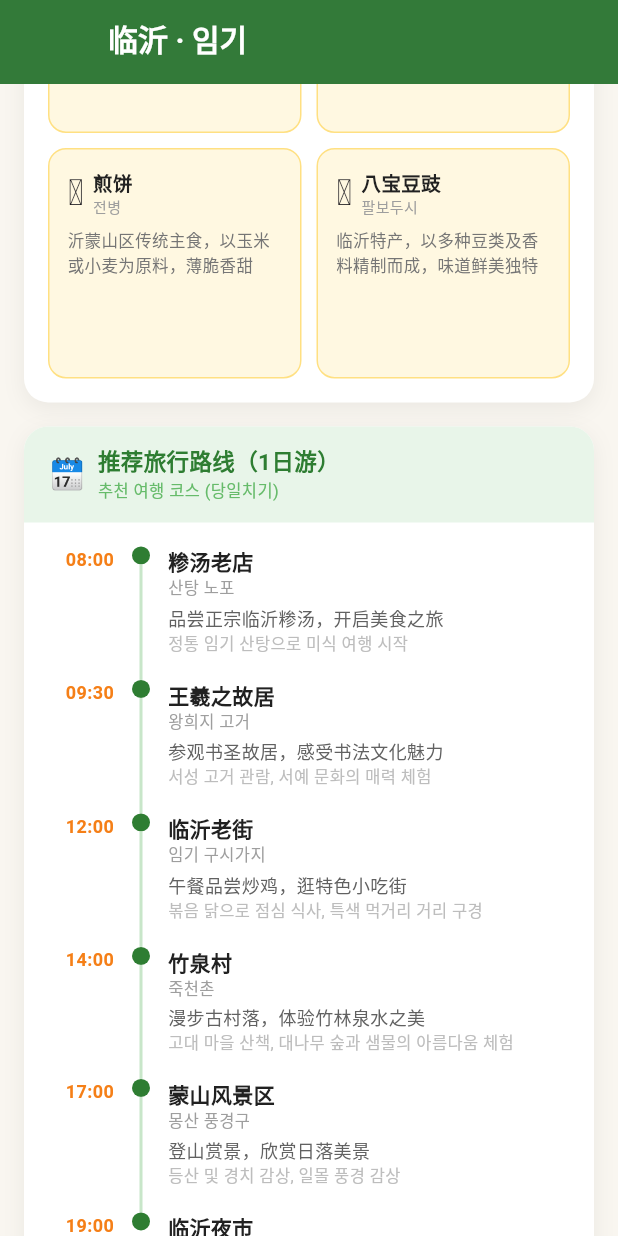
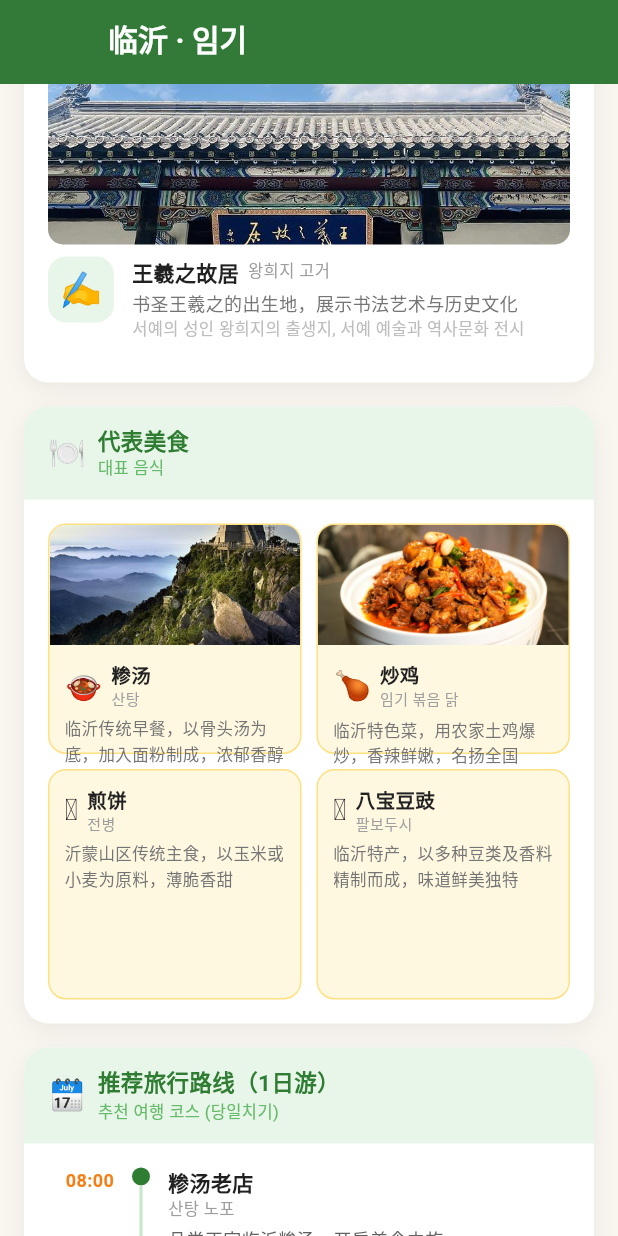
Before and after one commit to zone57/linyi_travel, a Flutter app: the LinyiPage screen opened directly, scrolled down 1152 dp, on a phone screen of 412 x 824 dp. Run offline on Flutter 3.47's test engine with Material 3 defaults, Android fonts, the phone set to English and light mode, and no system bars.

Commit message:
添加景点数据

```diff
--- a/lib/1.dart
+++ b/lib/1.dart
@@ -7,11 +7,12 @@ import 'package:flutter/material.dart';
 
 // 관광지 모델 / 景点模型
 class Attraction {
-  final String name;      // 景点名称 / 관광지 이름
-  final String nameKo;    // 韩文名称 / 한국어 이름
-  final String desc;      // 景点描述 / 설명
+  final String name;        // 景点名称 / 관광지 이름
+  final String nameKo;      // 韩文名称 / 한국어 이름
+  final String desc;        // 景点描述 / 설명
   final String descKo;
   final String emoji;
+  final String? imageAsset; // 图片路径 / 이미지 경로 (optional)
 
   const Attraction({
     required this.name,
@@ -19,6 +20,7 @@ class Attraction {
     required this.desc,
     required this.descKo,
     required this.emoji,
+    this.imageAsset,
   });
 }
 
@@ -29,6 +31,7 @@ class Food {
   final String desc;
   final String descKo;
   final String emoji;
+  final String? imageAsset; // 图片路径 / 이미지 경로 (optional)
 
   const Food({
     required this.name,
@@ -36,6 +39,7 @@ class Food {
     required this.desc,
     required this.descKo,
     required this.emoji,
+    this.imageAsset,
   });
 }
 
@@ -65,6 +69,7 @@ const List<Attraction> attractions = [
     desc: '山东第二高峰，素有"岱宗之亚"美称，自然风光绝美',
     descKo: '산동성 두 번째 높은 봉우리, 아름다운 자연경관으로 유명',
     emoji: '⛰️',
+    imageAsset: 'assets/mengshan.jpg',
   ),
   Attraction(
     name: '沂蒙红嫂纪念馆',
@@ -79,6 +84,7 @@ const List<Attraction> attractions = [
     desc: '明代古村落，竹林泉水相依，被誉为"中国最美乡村"之一',
     descKo: '명나라 시대 고대 마을, 대나무 숲과 샘물이 어우러진 아름다운 마을',
     emoji: '🎋',
+    imageAsset: 'assets/zhuquan.jpg',
   ),
   Attraction(
     name: '王羲之故居',
@@ -86,6 +92,7 @@ const List<Attraction> attractions = [
     desc: '书圣王羲之的出生地，展示书法艺术与历史文化',
     descKo: '서예의 성인 왕희지의 출생지, 서예 예술과 역사문화 전시',
     emoji: '✍️',
+    imageAsset: 'assets/wangxizhi.jpg',
   ),
 ];
 
@@ -96,6 +103,7 @@ const List<Food> foods = [
     desc: '临沂传统早餐，以骨头汤为底，加入面粉制成，浓郁香醇',
     descKo: '임기 전통 아침 식사, 사골 육수에 밀가루를 넣어 만든 진한 수프',
     emoji: '🍲',
+    imageAsset: 'assets/santangsantang.jpg',
   ),
   Food(
     name: '炒鸡',
@@ -103,6 +111,7 @@ const List<Food> foods = [
     desc: '临沂特色菜，用农家土鸡爆炒，香辣鲜嫩，名扬全国',
     descKo: '임기의 명물 요리, 농가 토종닭을 센 불에 볶은 매콤하고 부드러운 닭 요리',
     emoji: '🍗',
+    imageAsset: 'assets/chaoji.jpg',
   ),
   Food(
     name: '煎饼',
@@ -209,43 +218,56 @@ class LinyiPage extends StatelessWidget {
                   color: Colors.white,
                 ),
               ),
-              background: Container(
+              background: Stack(
+                fit: StackFit.expand,
+                children: [
+                  // 封面图片 / 커버 이미지
+                  Image.asset(
+                    'assets/mengshan.jpg',
+                    fit: BoxFit.cover,
+                  ),
+                  // 渐变遮罩 / 그라디언트 오버레이
+                  Container(
                     decoration: const BoxDecoration(
                       gradient: LinearGradient(
-                    begin: Alignment.topLeft,
-                    end: Alignment.bottomRight,
+                        begin: Alignment.topCenter,
+                        end: Alignment.bottomCenter,
                         colors: [
-                      Color(0xFF1B5E20),
-                      Color(0xFF388E3C),
-                      Color(0xFF66BB6A),
+                          Colors.transparent,
+                          Color(0xCC1B5E20),
                         ],
                       ),
                     ),
-                child: const Center(
+                  ),
+                  const Align(
+                    alignment: Alignment.center,
                     child: Column(
                       mainAxisAlignment: MainAxisAlignment.center,
                       children: [
                         SizedBox(height: 40),
-                      Text('🏔️', style: TextStyle(fontSize: 64)),
-                      SizedBox(height: 8),
                         Text(
                           '沂蒙山水·革命圣地',
                           style: TextStyle(
-                          color: Colors.white70,
-                          fontSize: 14,
+                            color: Colors.white,
+                            fontSize: 16,
+                            fontWeight: FontWeight.bold,
                             letterSpacing: 2,
+                            shadows: [Shadow(blurRadius: 8, color: Colors.black54)],
                           ),
                         ),
+                        SizedBox(height: 4),
                         Text(
                           '이몽 산수 · 혁명 성지',
                           style: TextStyle(
-                          color: Colors.white54,
+                            color: Colors.white70,
                             fontSize: 12,
+                            shadows: [Shadow(blurRadius: 6, color: Colors.black45)],
                           ),
                         ),
                       ],
                     ),
                   ),
+                ],
               ),
             ),
           ),
@@ -455,7 +477,22 @@ class _AttractionTile extends StatelessWidget {
   Widget build(BuildContext context) {
     return Padding(
       padding: const EdgeInsets.only(bottom: 12),
-      child: Row(
+      child: Column(
+        crossAxisAlignment: CrossAxisAlignment.start,
+        children: [
+          // 景点图片（有图片时显示）/ 관광지 이미지 (있을 때만 표시)
+          if (attraction.imageAsset != null)
+            ClipRRect(
+              borderRadius: BorderRadius.circular(10),
+              child: Image.asset(
+                attraction.imageAsset!,
+                width: double.infinity,
+                height: 130,
+                fit: BoxFit.cover,
+              ),
+            ),
+          if (attraction.imageAsset != null) const SizedBox(height: 8),
+          Row(
             crossAxisAlignment: CrossAxisAlignment.start,
             children: [
               Container(
@@ -511,6 +548,8 @@ class _AttractionTile extends StatelessWidget {
               ),
             ],
           ),
+        ],
+      ),
     );
   }
 }
@@ -524,7 +563,6 @@ class _FoodCard extends StatelessWidget {
   @override
   Widget build(BuildContext context) {
     return Container(
-      padding: const EdgeInsets.all(12),
       decoration: BoxDecoration(
         color: const Color(0xFFFFF8E1),
         borderRadius: BorderRadius.circular(12),
@@ -533,9 +571,25 @@ class _FoodCard extends StatelessWidget {
       child: Column(
         crossAxisAlignment: CrossAxisAlignment.start,
         children: [
+          // 美食图片（有图片时显示）/ 음식 이미지 (있을 때만 표시)
+          if (food.imageAsset != null)
+            ClipRRect(
+              borderRadius: const BorderRadius.vertical(top: Radius.circular(11)),
+              child: Image.asset(
+                food.imageAsset!,
+                width: double.infinity,
+                height: 80,
+                fit: BoxFit.cover,
+              ),
+            ),
+          Padding(
+            padding: const EdgeInsets.all(10),
+            child: Column(
+              crossAxisAlignment: CrossAxisAlignment.start,
+              children: [
                 Row(
                   children: [
-              Text(food.emoji, style: const TextStyle(fontSize: 24)),
+                    Text(food.emoji, style: const TextStyle(fontSize: 20)),
                     const SizedBox(width: 6),
                     Expanded(
                       child: Column(
@@ -559,13 +613,16 @@ class _FoodCard extends StatelessWidget {
                     ),
                   ],
                 ),
-          const SizedBox(height: 6),
+                const SizedBox(height: 4),
                 Text(
                   food.desc,
                   style: const TextStyle(
                       fontSize: 11, color: Color(0xFF757575), height: 1.5),
                   maxLines: 3,
                   overflow: TextOverflow.ellipsis,
+                ),
+              ],
+            ),
           ),
         ],
       ),
```
Also changed, not shown: pubspec.yaml (+4 -67 lines), assets/chaoji.jpg (added), assets/mengshan.jpg (added), assets/santangsantang.jpg (added), assets/wangxizhi.jpg (added), assets/zhuquan.jpg (added). Lines whose indentation alone changed are shown as unchanged.
